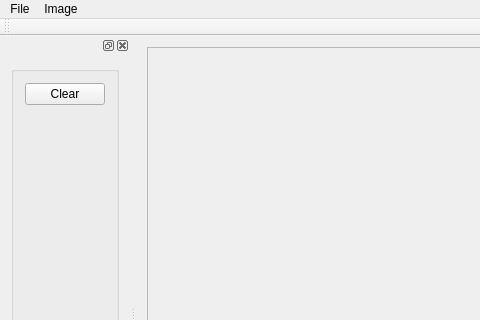
IDemandASandwich/ImageRestorerQt, file src/ImageViewer.ui: the form before one commit; both pictures show x 0 to 480 and y 0 to 320 of the 789 by 617 pixel window.
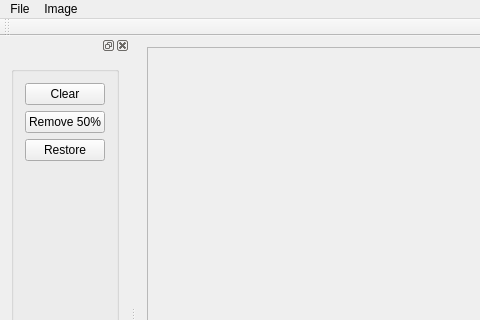
The form after the commit.

What changed in the file:
```diff
--- a/src/ImageViewer.ui
+++ b/src/ImageViewer.ui
@@ -109,6 +109,20 @@
             </property>
            </widget>
           </item>
+          <item>
+           <widget class="QPushButton" name="pushButtonRemove">
+            <property name="text">
+             <string>Remove 50%</string>
+            </property>
+           </widget>
+          </item>
+          <item>
+           <widget class="QPushButton" name="pushButtonRestore">
+            <property name="text">
+             <string>Restore</string>
+            </property>
+           </widget>
+          </item>
           <item>
            <spacer name="verticalSpacer">
             <property name="orientation">
```
Left out of the diff: 2 changed lines with no effect on the pictures.
